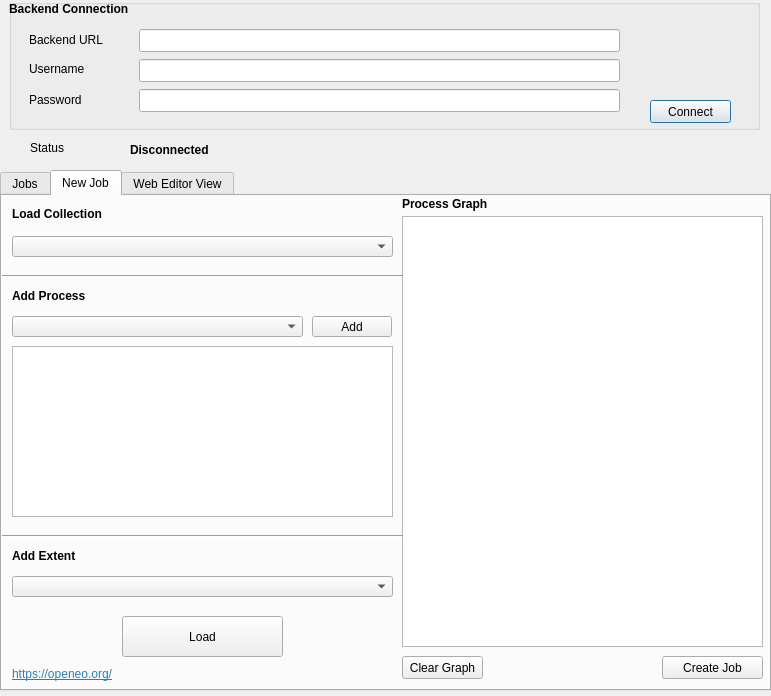
Above: openeo_connector_dialog_base.ui from Open-EO/openeo-qgis-plugin before the change. Below: the same form after it.
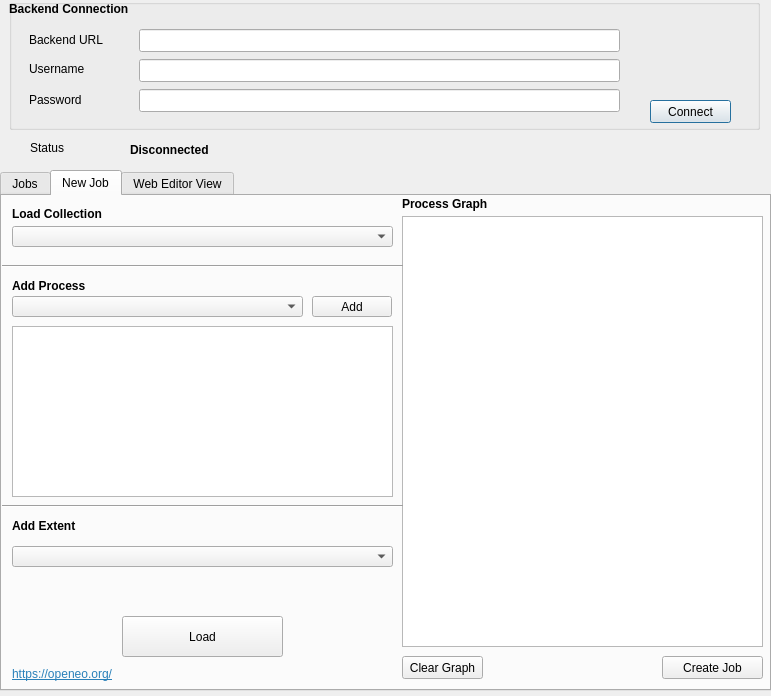
That is the form after the change. Icons and pictures are not drawn.

Patch:
```diff
--- a/openeo_connector_dialog_base.ui
+++ b/openeo_connector_dialog_base.ui
@@ -234,7 +234,7 @@
      <property name="geometry">
       <rect>
        <x>10</x>
-       <y>40</y>
+       <y>30</y>
        <width>381</width>
        <height>21</height>
       </rect>
@@ -244,7 +244,7 @@
      <property name="geometry">
       <rect>
        <x>10</x>
-       <y>120</y>
+       <y>100</y>
        <width>291</width>
        <height>21</height>
       </rect>
@@ -254,7 +254,7 @@
      <property name="geometry">
       <rect>
        <x>310</x>
-       <y>120</y>
+       <y>100</y>
        <width>80</width>
        <height>21</height>
       </rect>
@@ -267,7 +267,7 @@
      <property name="geometry">
       <rect>
        <x>10</x>
-       <y>150</y>
+       <y>130</y>
        <width>381</width>
        <height>171</height>
       </rect>
@@ -290,7 +290,7 @@
      <property name="geometry">
       <rect>
        <x>10</x>
-       <y>90</y>
+       <y>80</y>
        <width>101</width>
        <height>20</height>
       </rect>
@@ -342,7 +342,7 @@
      <property name="geometry">
       <rect>
        <x>0</x>
-       <y>70</y>
+       <y>60</y>
        <width>401</width>
        <height>20</height>
       </rect>
@@ -381,7 +381,7 @@
      <property name="geometry">
       <rect>
        <x>0</x>
-       <y>330</y>
+       <y>300</y>
        <width>401</width>
        <height>20</height>
       </rect>
@@ -394,7 +394,7 @@
      <property name="geometry">
       <rect>
        <x>10</x>
-       <y>350</y>
+       <y>320</y>
        <width>101</width>
        <height>20</height>
       </rect>
@@ -410,7 +410,7 @@
      <property name="geometry">
       <rect>
        <x>10</x>
-       <y>380</y>
+       <y>350</y>
        <width>381</width>
        <height>21</height>
       </rect>
```
